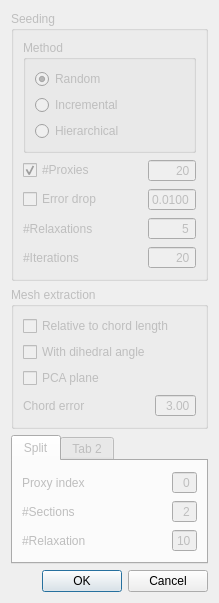
Qt form Surface_mesh_approximation/demo/Surface_mesh_approximation/dialSettings.ui (rikba/cgal-public-dev) before a commit.
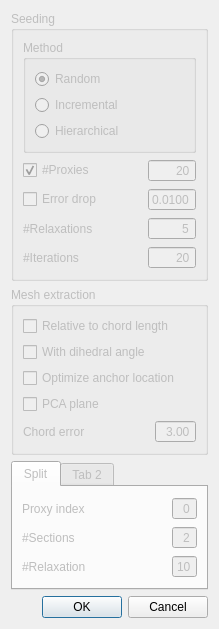
The same form after that commit.

Commit message: demo: add optional anchor location optimization

```diff
--- a/Surface_mesh_approximation/demo/Surface_mesh_approximation/dialSettings.ui
+++ b/Surface_mesh_approximation/demo/Surface_mesh_approximation/dialSettings.ui
@@ -7,7 +7,7 @@
     <x>0</x>
     <y>0</y>
     <width>275</width>
-    <height>604</height>
+    <height>630</height>
    </rect>
   </property>
   <property name="windowTitle">
@@ -212,6 +212,13 @@
         </property>
        </widget>
       </item>
+      <item>
+       <widget class="QCheckBox" name="if_optimize_anchor_location">
+        <property name="text">
+         <string>Optimize anchor location</string>
+        </property>
+       </widget>
+      </item>
       <item>
        <widget class="QCheckBox" name="pca_plane">
         <property name="text">
```
The commit also changes 5 other files.
